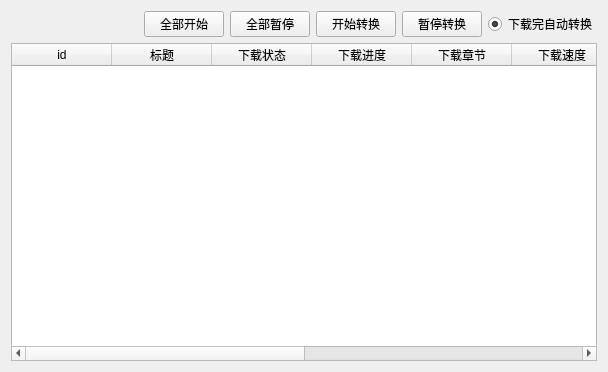
The window that ui/ui_download.ui (tonquer/JMComic-qt) describes before a commit, drawn with Qt 5.
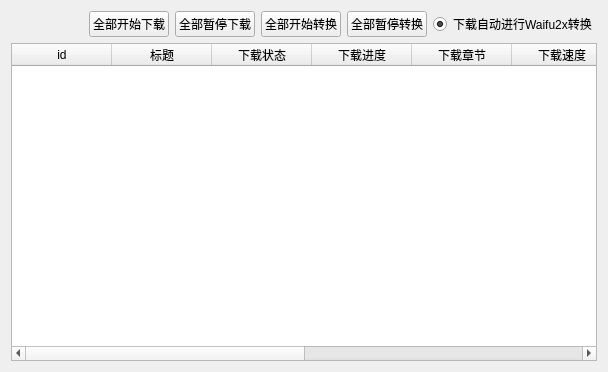
The same window after the commit.

Patch:
```diff
--- a/ui/ui_download.ui
+++ b/ui/ui_download.ui
@@ -35,28 +35,28 @@
        <item>
         <widget class="QPushButton" name="pushButton">
          <property name="text">
-          <string>全部开始</string>
+          <string>全部开始下载</string>
          </property>
         </widget>
        </item>
        <item>
         <widget class="QPushButton" name="pushButton_3">
          <property name="text">
-          <string>全部暂停</string>
+          <string>全部暂停下载</string>
          </property>
         </widget>
        </item>
        <item>
         <widget class="QPushButton" name="pushButton_2">
          <property name="text">
-          <string>开始转换</string>
+          <string>全部开始转换</string>
          </property>
         </widget>
        </item>
        <item>
         <widget class="QPushButton" name="pushButton_4">
          <property name="text">
-          <string>暂停转换</string>
+          <string>全部暂停转换</string>
          </property>
         </widget>
        </item>
@@ -66,7 +66,7 @@
           <bool>true</bool>
          </property>
          <property name="text">
-          <string>下载完自动转换</string>
+          <string>下载自动进行Waifu2x转换</string>
          </property>
          <property name="checked">
           <bool>true</bool>
```
Left out of the diff: 1 changed line with no effect on the pictures.
